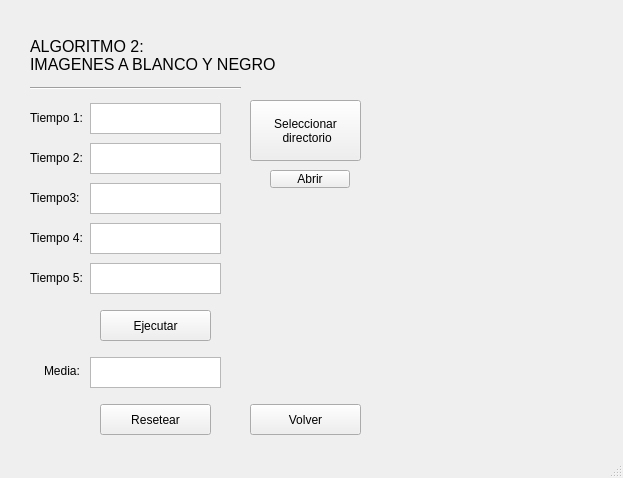
Above: practica3/ventanaimagenes.ui from ValentinUnileon/practica3Arco before the change. Below: the same form after it.
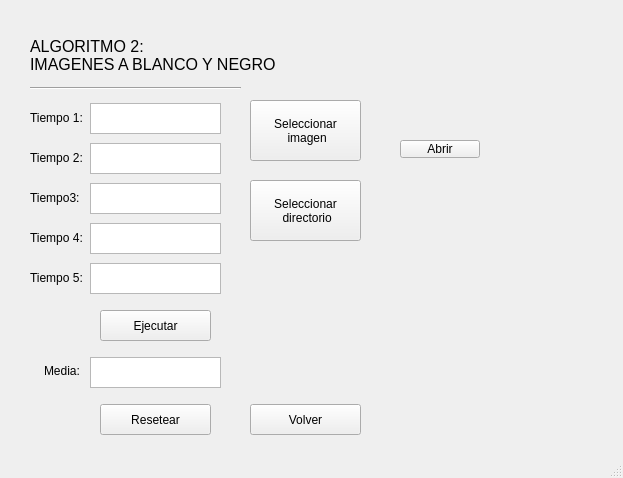
That is the form after the change.

The edit to the form file:
```diff
--- a/practica3/ventanaimagenes.ui
+++ b/practica3/ventanaimagenes.ui
@@ -111,7 +111,7 @@
     </property>
     <property name="text">
      <string>Seleccionar 
- directorio</string>
+ imagen</string>
     </property>
    </widget>
    <widget class="QPushButton" name="botonVolver">
@@ -240,8 +240,8 @@
    <widget class="QPushButton" name="abrir">
     <property name="geometry">
      <rect>
-      <x>270</x>
-      <y>170</y>
+      <x>400</x>
+      <y>140</y>
       <width>80</width>
       <height>18</height>
      </rect>
@@ -253,7 +253,7 @@
    <widget class="QLabel" name="labelPic">
     <property name="geometry">
      <rect>
-      <x>270</x>
+      <x>380</x>
       <y>210</y>
       <width>161</width>
       <height>151</height>
@@ -276,6 +276,20 @@
      <string/>
     </property>
    </widget>
+   <widget class="QPushButton" name="botonDirectorio_2">
+    <property name="geometry">
+     <rect>
+      <x>250</x>
+      <y>180</y>
+      <width>111</width>
+      <height>61</height>
+     </rect>
+    </property>
+    <property name="text">
+     <string>Seleccionar 
+ directorio</string>
+    </property>
+   </widget>
   </widget>
   <widget class="QMenuBar" name="menubar">
    <property name="geometry">
```
Left out of the diff: 2 changed lines with no effect on the pictures.
